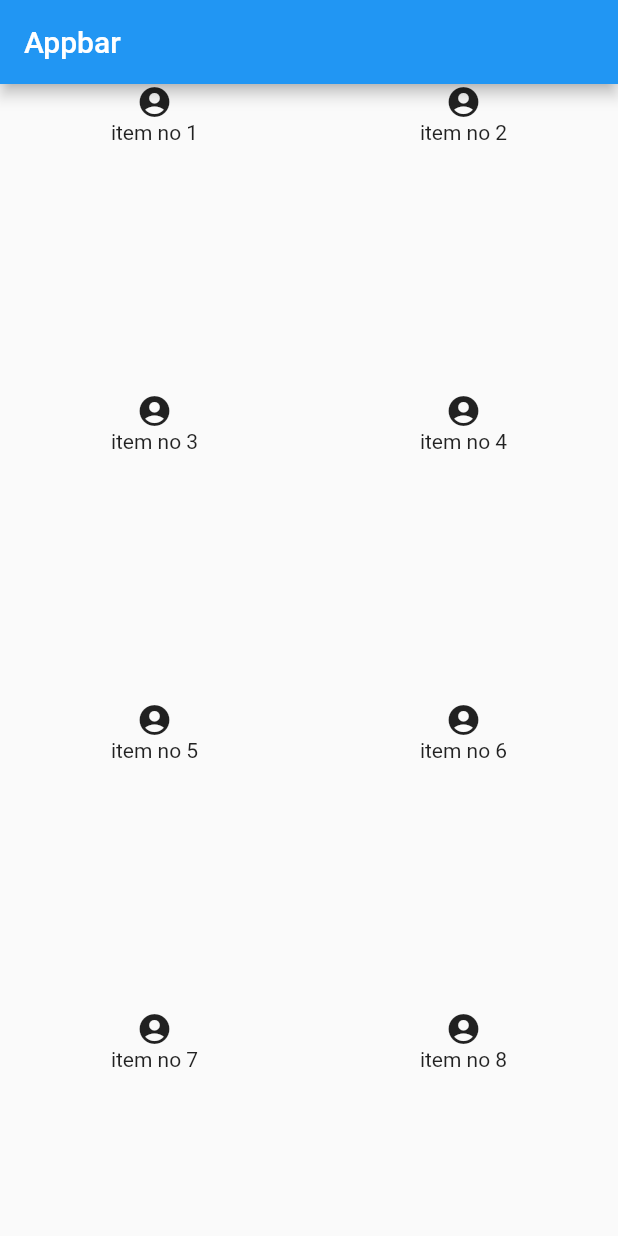
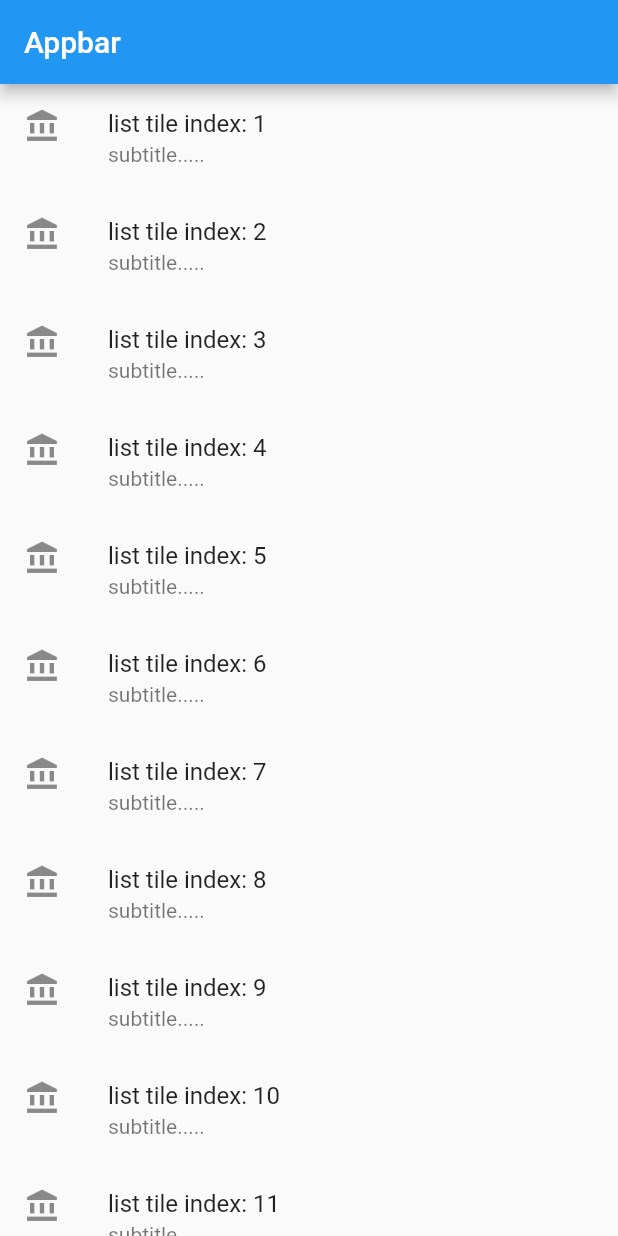
Before and after one commit to shuvosonjoy/flutterPractice, a Flutter app: the screen it shows after launch, on a phone screen of 412 x 824 dp. Run offline on Flutter 3.47's test engine with Material 2 defaults, Android fonts, the light colour scheme and no system bars.

Commit message:
Listview_builder

```diff
--- a/lib/main.dart
+++ b/lib/main.dart
@@ -23,7 +23,7 @@
         title: Text("Appbar"),
       ),
       body: Scrollbar(
-        child: GridView.builder(
+        /*child: GridView.builder(
           itemCount: 10, ///how much item needed
           gridDelegate: SliverGridDelegateWithFixedCrossAxisCount(
             crossAxisCount: 2,
@@ -38,6 +38,16 @@
             );
           },
         ),
+        */
+        child: ListView.builder(
+            itemCount: 20,
+            itemBuilder: (context, index) {
+              return ListTile(
+                title: Text("list tile index: ${index + 1}"),
+                subtitle: Text("subtitle....."),
+                leading: Icon(Icons.account_balance),
+              );
+            }),
       ),
     );
   }
```
